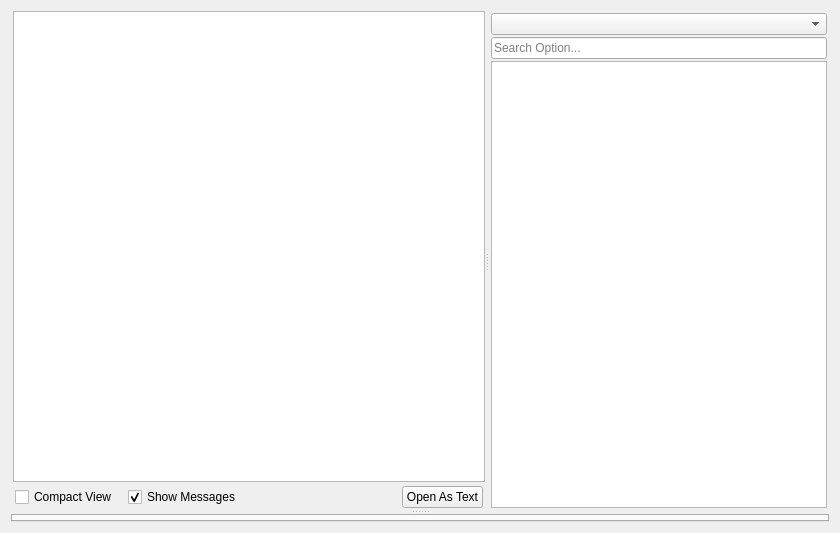
Old version of the form src/option/solveroptionwidget.ui in the repository GAMS-dev/studio.
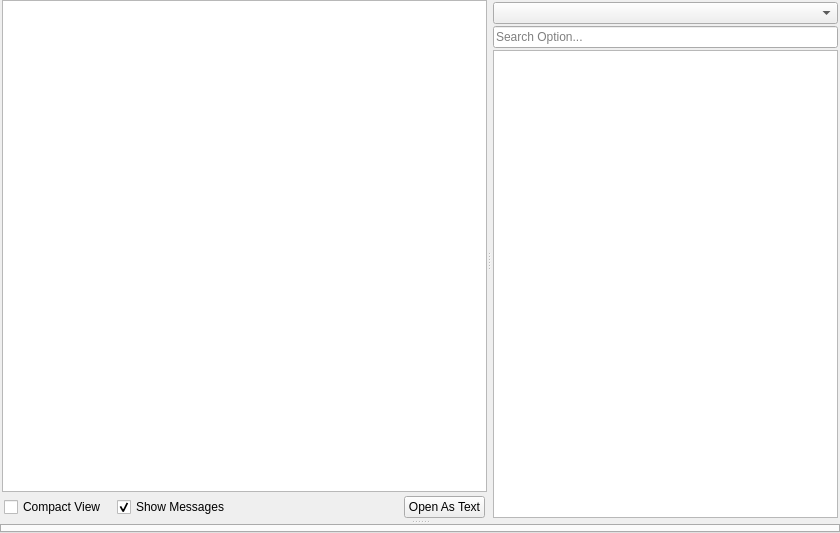
New version of the form.

Commit message: set solver option editor margin to 0, keep space to 6

```diff
--- a/src/option/solveroptionwidget.ui
+++ b/src/option/solveroptionwidget.ui
@@ -17,6 +17,18 @@
    <string>Form</string>
   </property>
   <layout class="QHBoxLayout" name="horizontalLayout">
+   <property name="leftMargin">
+    <number>0</number>
+   </property>
+   <property name="topMargin">
+    <number>0</number>
+   </property>
+   <property name="rightMargin">
+    <number>0</number>
+   </property>
+   <property name="bottomMargin">
+    <number>0</number>
+   </property>
    <item>
     <widget class="QSplitter" name="solverOptionVSplitter">
      <property name="orientation">
```
